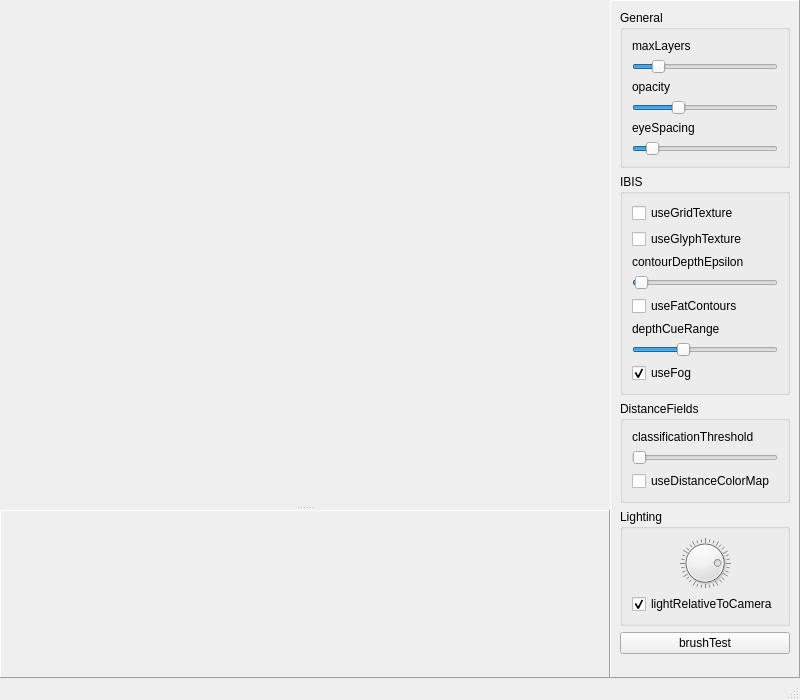
The window that Widgets/NQVTKWindow.ui (bwrrp/nqvtk) describes before a commit, drawn with Qt 5.
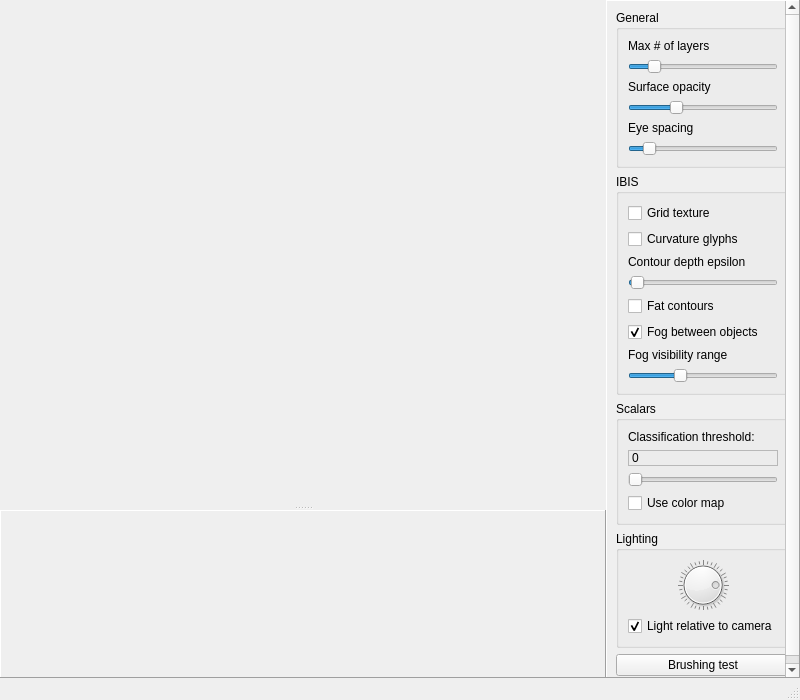
The same window after the commit. Custom widgets are drawn as their Qt base class.

```diff
--- a/Widgets/NQVTKWindow.ui
+++ b/Widgets/NQVTKWindow.ui
@@ -91,8 +91,8 @@
         <rect>
          <x>0</x>
          <y>0</y>
-         <width>170</width>
-         <height>660</height>
+         <width>177</width>
+         <height>674</height>
         </rect>
        </property>
        <layout class="QVBoxLayout" name="verticalLayout_3" >
@@ -111,7 +111,7 @@
            <item>
             <widget class="QLabel" name="maxLayersLabel" >
              <property name="text" >
-              <string>maxLayers</string>
+              <string>Max # of layers</string>
              </property>
             </widget>
            </item>
@@ -134,7 +134,7 @@
            <item>
             <widget class="QLabel" name="opacityLabel" >
              <property name="text" >
-              <string>opacity</string>
+              <string>Surface opacity</string>
              </property>
             </widget>
            </item>
@@ -154,7 +154,7 @@
            <item>
             <widget class="QLabel" name="eyeSpacingLabel" >
              <property name="text" >
-              <string>eyeSpacing</string>
+              <string>Eye spacing</string>
              </property>
             </widget>
            </item>
@@ -192,7 +192,7 @@
            <item>
             <widget class="QCheckBox" name="useGridTexture" >
              <property name="text" >
-              <string>useGridTexture</string>
+              <string>Grid texture</string>
              </property>
              <property name="checked" >
               <bool>false</bool>
@@ -202,14 +202,14 @@
            <item>
             <widget class="QCheckBox" name="useGlyphTexture" >
              <property name="text" >
-              <string>useGlyphTexture</string>
+              <string>Curvature glyphs</string>
              </property>
             </widget>
            </item>
            <item>
             <widget class="QLabel" name="contourDepthEpsilonLabel" >
              <property name="text" >
-              <string>contourDepthEpsilon</string>
+              <string>Contour depth epsilon</string>
              </property>
             </widget>
            </item>
@@ -238,14 +238,24 @@
            <item>
             <widget class="QCheckBox" name="useFatContours" >
              <property name="text" >
-              <string>useFatContours</string>
+              <string>Fat contours</string>
+             </property>
+            </widget>
+           </item>
+           <item>
+            <widget class="QCheckBox" name="useFog" >
+             <property name="text" >
+              <string>Fog between objects</string>
+             </property>
+             <property name="checked" >
+              <bool>true</bool>
              </property>
             </widget>
            </item>
            <item>
             <widget class="QLabel" name="depthCueRangeLabel" >
              <property name="text" >
-              <string>depthCueRange</string>
+              <string>Fog visibility range</string>
              </property>
             </widget>
            </item>
@@ -271,29 +281,32 @@
              </property>
             </widget>
            </item>
-           <item>
-            <widget class="QCheckBox" name="useFog" >
-             <property name="text" >
-              <string>useFog</string>
-             </property>
-             <property name="checked" >
-              <bool>true</bool>
-             </property>
-            </widget>
-           </item>
           </layout>
          </widget>
         </item>
         <item>
          <widget class="QGroupBox" name="distanceFieldsGroup" >
           <property name="title" >
-           <string>DistanceFields</string>
+           <string>Scalars</string>
           </property>
           <layout class="QVBoxLayout" name="verticalLayout_2" >
            <item>
             <widget class="QLabel" name="classificationThresholdLabel" >
              <property name="text" >
-              <string>classificationThreshold</string>
+              <string>Classification threshold:</string>
+             </property>
+            </widget>
+           </item>
+           <item>
+            <widget class="QLabel" name="classificationThresholdDisplay" >
+             <property name="frameShape" >
+              <enum>QFrame::StyledPanel</enum>
+             </property>
+             <property name="frameShadow" >
+              <enum>QFrame::Sunken</enum>
+             </property>
+             <property name="text" >
+              <string>0</string>
              </property>
             </widget>
            </item>
@@ -306,7 +319,10 @@
               </sizepolicy>
              </property>
              <property name="maximum" >
-              <number>1500</number>
+              <number>1000</number>
+             </property>
+             <property name="pageStep" >
+              <number>10</number>
              </property>
              <property name="value" >
               <number>0</number>
@@ -319,7 +335,7 @@
            <item>
             <widget class="QCheckBox" name="useDistanceColorMap" >
              <property name="text" >
-              <string>useDistanceColorMap</string>
+              <string>Use color map</string>
              </property>
             </widget>
            </item>
@@ -366,7 +382,7 @@
            <item>
             <widget class="QCheckBox" name="lightRelativeToCamera" >
              <property name="text" >
-              <string>lightRelativeToCamera</string>
+              <string>Light relative to camera</string>
              </property>
              <property name="checked" >
               <bool>true</bool>
@@ -379,7 +395,7 @@
         <item>
          <widget class="QPushButton" name="brushTest" >
           <property name="text" >
-           <string>brushTest</string>
+           <string>Brushing test</string>
           </property>
          </widget>
         </item>
```
Left out of the diff: 2 changed lines with no effect on the pictures.
